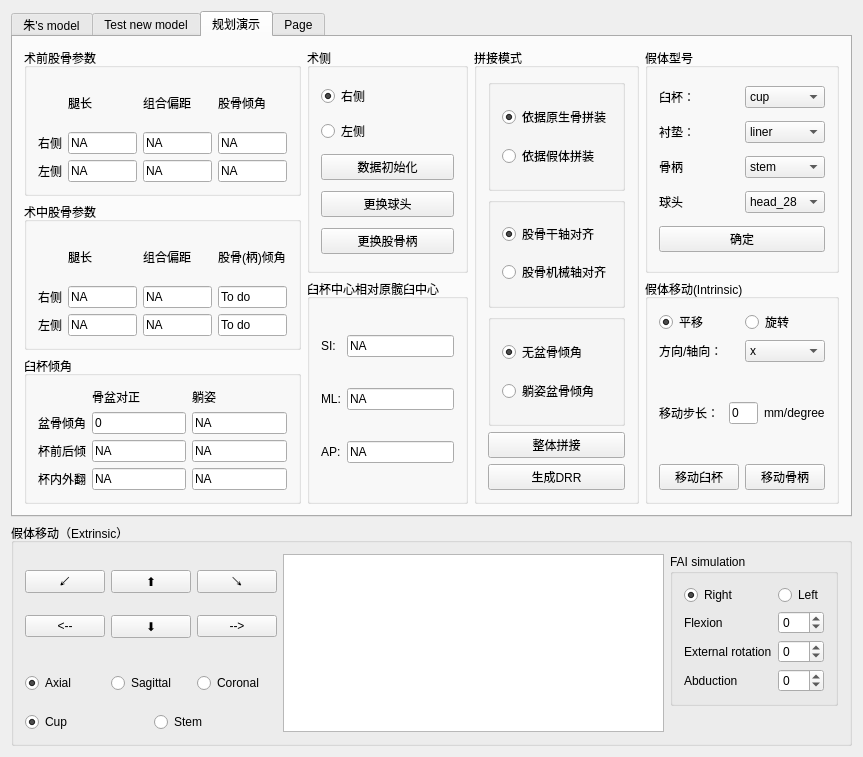
This is Plugins/org.mitk.lancet.hipplanning/src/internal/THAPlanningControls.ui in zhaomengxiao/LancetMITK-Adition as Qt 5 draws it before an edit. The edited form follows.
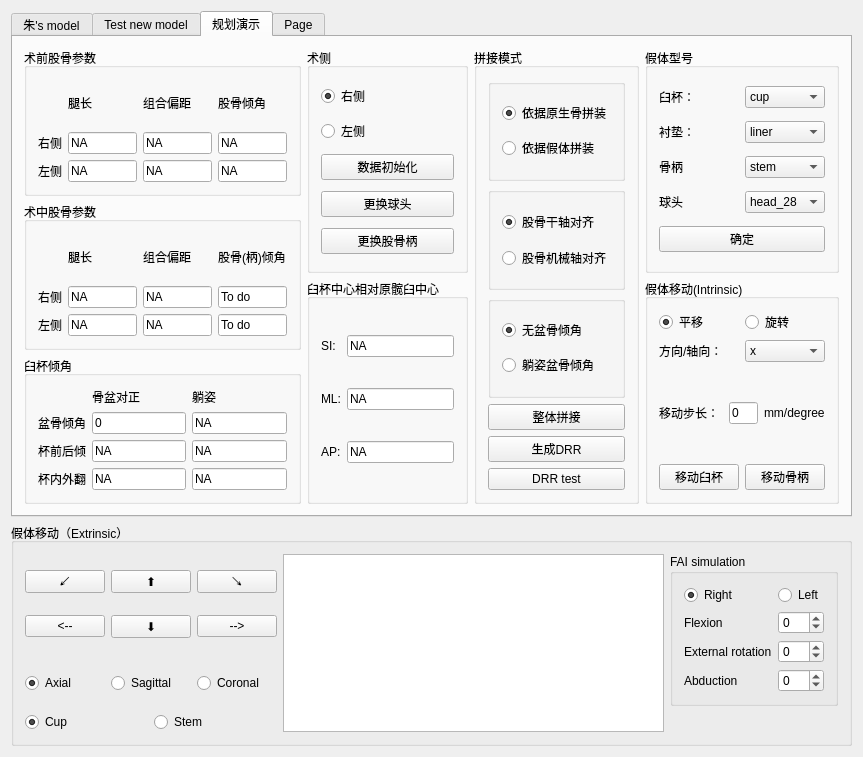
This is the edited form.

The edit to the form file:
```diff
--- a/Plugins/org.mitk.lancet.hipplanning/src/internal/THAPlanningControls.ui
+++ b/Plugins/org.mitk.lancet.hipplanning/src/internal/THAPlanningControls.ui
@@ -1329,6 +1329,13 @@
             </property>
            </widget>
           </item>
+          <item row="2" column="0">
+           <widget class="QPushButton" name="pushButton_DRRtest">
+            <property name="text">
+             <string>DRR test</string>
+            </property>
+           </widget>
+          </item>
          </layout>
         </widget>
        </item>
```
